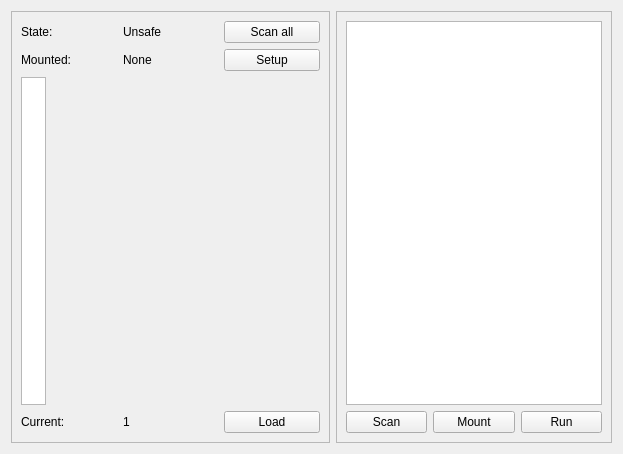
The window that roboto_gui/sample_gui.ui (rwalroth/roboto_gui) describes before a commit, drawn with Qt 5.
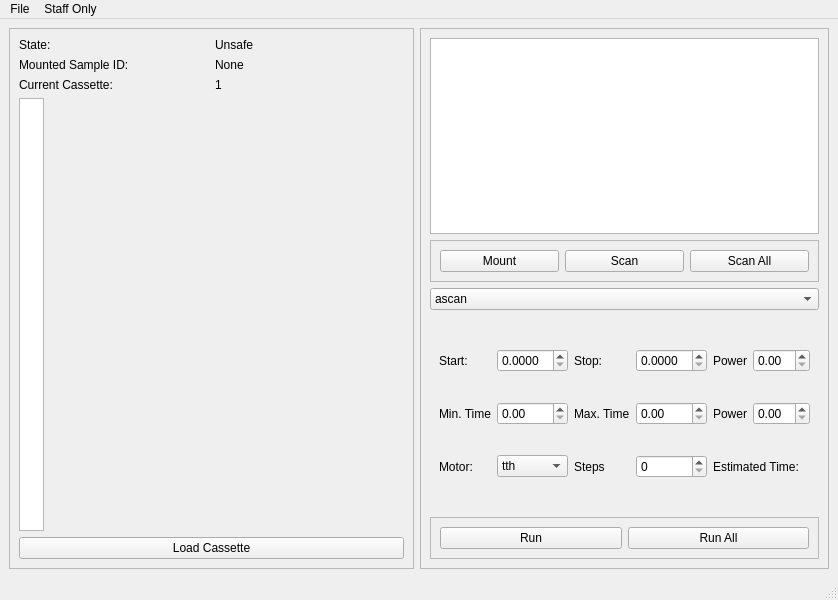
The same window after the commit. The open tabs and pages were chosen to show the change.

```diff
--- a/roboto_gui/sample_gui.ui
+++ b/roboto_gui/sample_gui.ui
@@ -1,18 +1,19 @@
 <?xml version="1.0" encoding="UTF-8"?>
 <ui version="4.0">
- <class>Form</class>
- <widget class="QWidget" name="Form">
+ <class>MainWindow</class>
+ <widget class="QMainWindow" name="MainWindow">
   <property name="geometry">
    <rect>
     <x>0</x>
     <y>0</y>
-    <width>623</width>
-    <height>454</height>
+    <width>838</width>
+    <height>600</height>
    </rect>
   </property>
   <property name="windowTitle">
-   <string>Form</string>
+   <string>MainWindow</string>
   </property>
+  <widget class="QWidget" name="centralwidget">
   <layout class="QHBoxLayout" name="horizontalLayout">
    <item>
     <widget class="QFrame" name="leftFrame">
@@ -28,7 +29,7 @@
         <property name="maximumSize">
          <size>
           <width>16777215</width>
-          <height>50</height>
+           <height>75</height>
          </size>
         </property>
         <property name="frameShape">
@@ -53,10 +54,10 @@
          <property name="bottomMargin">
           <number>0</number>
          </property>
-         <item row="0" column="0">
-          <widget class="QLabel" name="label">
+          <item row="1" column="0">
+           <widget class="QLabel" name="label_4">
            <property name="text">
-            <string>State:</string>
+             <string>Mounted Sample ID:</string>
            </property>
           </widget>
          </item>
@@ -67,10 +68,24 @@
            </property>
           </widget>
          </item>
-         <item row="1" column="0">
-          <widget class="QLabel" name="label_4">
+          <item row="2" column="0">
+           <widget class="QLabel" name="label_3">
            <property name="text">
-            <string>Mounted:</string>
+             <string>Current Cassette:</string>
+            </property>
+           </widget>
+          </item>
+          <item row="2" column="1">
+           <widget class="QLabel" name="currentCassetteLabel">
+            <property name="text">
+             <string>1</string>
+            </property>
+           </widget>
+          </item>
+          <item row="0" column="0">
+           <widget class="QLabel" name="label">
+            <property name="text">
+             <string>State:</string>
            </property>
           </widget>
          </item>
@@ -81,20 +96,6 @@
            </property>
           </widget>
          </item>
-         <item row="1" column="2">
-          <widget class="QPushButton" name="setupButton">
-           <property name="text">
-            <string>Setup</string>
-           </property>
-          </widget>
-         </item>
-         <item row="0" column="2">
-          <widget class="QPushButton" name="scanAllButton">
-           <property name="text">
-            <string>Scan all</string>
-           </property>
-          </widget>
-         </item>
         </layout>
        </widget>
       </item>
@@ -141,24 +142,10 @@
          <property name="bottomMargin">
           <number>0</number>
          </property>
-         <item>
-          <widget class="QLabel" name="label_3">
-           <property name="text">
-            <string>Current:</string>
-           </property>
-          </widget>
-         </item>
-         <item>
-          <widget class="QLabel" name="currentCassetteLabel">
-           <property name="text">
-            <string>1</string>
-           </property>
-          </widget>
-         </item>
          <item>
           <widget class="QPushButton" name="loadButton">
            <property name="text">
-            <string>Load</string>
+             <string>Load Cassette</string>
            </property>
           </widget>
          </item>
@@ -177,38 +164,341 @@
       <enum>QFrame::Raised</enum>
      </property>
      <layout class="QGridLayout" name="gridLayout">
-      <item row="0" column="0" colspan="3">
+       <item row="2" column="1">
+        <widget class="QComboBox" name="scanComboBox">
+         <item>
+          <property name="text">
+           <string>ascan</string>
+          </property>
+         </item>
+         <item>
+          <property name="text">
+           <string>pscan</string>
+          </property>
+         </item>
+        </widget>
+       </item>
+       <item row="1" column="1">
+        <widget class="QFrame" name="frame">
+         <property name="frameShape">
+          <enum>QFrame::StyledPanel</enum>
+         </property>
+         <property name="frameShadow">
+          <enum>QFrame::Raised</enum>
+         </property>
+         <layout class="QHBoxLayout" name="horizontalLayout_2">
+          <item>
+           <widget class="QPushButton" name="mountButton">
+            <property name="text">
+             <string>Mount</string>
+            </property>
+           </widget>
+          </item>
+          <item>
+           <widget class="QPushButton" name="scanButton">
+            <property name="text">
+             <string>Scan</string>
+            </property>
+           </widget>
+          </item>
+          <item>
+           <widget class="QPushButton" name="scanAllButton">
+            <property name="text">
+             <string>Scan All</string>
+            </property>
+           </widget>
+          </item>
+         </layout>
+        </widget>
+       </item>
+       <item row="0" column="1">
        <widget class="QTextEdit" name="metaDataText">
         <property name="readOnly">
          <bool>true</bool>
         </property>
        </widget>
       </item>
-      <item row="1" column="0">
-       <widget class="QPushButton" name="scanButton">
-        <property name="text">
-         <string>Scan</string>
-        </property>
-       </widget>
-      </item>
-      <item row="1" column="1">
-       <widget class="QPushButton" name="mountButton">
-        <property name="text">
-         <string>Mount</string>
-        </property>
-       </widget>
-      </item>
-      <item row="1" column="2">
+       <item row="4" column="1">
+        <widget class="QFrame" name="frame_3">
+         <property name="frameShape">
+          <enum>QFrame::StyledPanel</enum>
+         </property>
+         <property name="frameShadow">
+          <enum>QFrame::Raised</enum>
+         </property>
+         <layout class="QHBoxLayout" name="horizontalLayout_4">
+          <item>
        <widget class="QPushButton" name="runButton">
         <property name="text">
          <string>Run</string>
         </property>
        </widget>
       </item>
+          <item>
+           <widget class="QPushButton" name="runAllButton">
+            <property name="text">
+             <string>Run All</string>
+            </property>
+           </widget>
+          </item>
      </layout>
     </widget>
    </item>
-  </layout>
+       <item row="3" column="1">
+        <widget class="QStackedWidget" name="scanStack">
+         <property name="currentIndex">
+          <number>0</number>
+         </property>
+         <widget class="QWidget" name="page_3">
+          <layout class="QGridLayout" name="gridLayout_4">
+           <item row="0" column="0">
+            <widget class="QLabel" name="label_2">
+             <property name="text">
+              <string>Motor</string>
+             </property>
+            </widget>
+           </item>
+           <item row="0" column="1">
+            <widget class="QComboBox" name="motorSelectorA">
+             <item>
+              <property name="text">
+               <string>tth</string>
+              </property>
+             </item>
+            </widget>
+           </item>
+           <item row="0" column="2">
+            <widget class="QLabel" name="label_5">
+             <property name="text">
+              <string>Start</string>
+             </property>
+            </widget>
+           </item>
+           <item row="0" column="3">
+            <widget class="QDoubleSpinBox" name="startSpinBoxA">
+             <property name="decimals">
+              <number>4</number>
+             </property>
+             <property name="minimum">
+              <double>-180.000000000000000</double>
+             </property>
+             <property name="maximum">
+              <double>180.000000000000000</double>
+             </property>
+            </widget>
+           </item>
+           <item row="0" column="4">
+            <widget class="QLabel" name="label_6">
+             <property name="text">
+              <string>Stop</string>
+             </property>
+            </widget>
+           </item>
+           <item row="0" column="5">
+            <widget class="QDoubleSpinBox" name="stopSpinBoxA">
+             <property name="decimals">
+              <number>4</number>
+             </property>
+             <property name="minimum">
+              <double>-180.000000000000000</double>
+             </property>
+             <property name="maximum">
+              <double>180.000000000000000</double>
+             </property>
+            </widget>
+           </item>
+           <item row="1" column="0">
+            <widget class="QLabel" name="label_7">
+             <property name="text">
+              <string>Steps</string>
+             </property>
+            </widget>
+           </item>
+           <item row="1" column="1">
+            <widget class="QSpinBox" name="stepsSpinBoxA"/>
+           </item>
+           <item row="1" column="2">
+            <widget class="QLabel" name="label_8">
+             <property name="text">
+              <string>Time</string>
+             </property>
+            </widget>
+           </item>
+           <item row="1" column="3">
+            <widget class="QDoubleSpinBox" name="timeSpinBoxA"/>
+           </item>
+           <item row="1" column="4" colspan="2">
+            <widget class="QLabel" name="estimatedTimeA">
+             <property name="text">
+              <string>Estimated time:</string>
+             </property>
+            </widget>
+           </item>
+          </layout>
+         </widget>
+         <widget class="QWidget" name="page_4">
+          <layout class="QGridLayout" name="gridLayout_5">
+           <item row="3" column="5">
+            <widget class="QLabel" name="label_15">
+             <property name="text">
+              <string>Power</string>
+             </property>
+            </widget>
+           </item>
+           <item row="4" column="2">
+            <widget class="QComboBox" name="motorSelectorP">
+             <item>
+              <property name="text">
+               <string>tth</string>
+              </property>
+             </item>
+            </widget>
+           </item>
+           <item row="3" column="3">
+            <widget class="QLabel" name="label_14">
+             <property name="text">
+              <string>Max. Time</string>
+             </property>
+            </widget>
+           </item>
+           <item row="3" column="4">
+            <widget class="QDoubleSpinBox" name="maxTimeP"/>
+           </item>
+           <item row="0" column="4">
+            <widget class="QDoubleSpinBox" name="stopSpinBoxP">
+             <property name="decimals">
+              <number>4</number>
+             </property>
+            </widget>
+           </item>
+           <item row="4" column="4">
+            <widget class="QSpinBox" name="stepsSpinBoxP">
+             <property name="maximum">
+              <number>1000</number>
+             </property>
+            </widget>
+           </item>
+           <item row="3" column="2">
+            <widget class="QDoubleSpinBox" name="minTimeP"/>
+           </item>
+           <item row="0" column="3">
+            <widget class="QLabel" name="label_11">
+             <property name="text">
+              <string>Stop:</string>
+             </property>
+            </widget>
+           </item>
+           <item row="4" column="3">
+            <widget class="QLabel" name="label_16">
+             <property name="text">
+              <string>Steps</string>
+             </property>
+            </widget>
+           </item>
+           <item row="0" column="5">
+            <widget class="QLabel" name="label_12">
+             <property name="text">
+              <string>Power</string>
+             </property>
+            </widget>
+           </item>
+           <item row="0" column="2">
+            <widget class="QDoubleSpinBox" name="startSpinBoxP">
+             <property name="decimals">
+              <number>4</number>
+             </property>
+            </widget>
+           </item>
+           <item row="0" column="1">
+            <widget class="QLabel" name="label_10">
+             <property name="text">
+              <string>Start:</string>
+             </property>
+            </widget>
+           </item>
+           <item row="3" column="1">
+            <widget class="QLabel" name="label_13">
+             <property name="text">
+              <string>Min. Time</string>
+             </property>
+            </widget>
+           </item>
+           <item row="4" column="1">
+            <widget class="QLabel" name="label_9">
+             <property name="text">
+              <string>Motor:</string>
+             </property>
+            </widget>
+           </item>
+           <item row="4" column="5" colspan="2">
+            <widget class="QLabel" name="estimatedTimeP">
+             <property name="text">
+              <string>Estimated Time:</string>
+             </property>
+            </widget>
+           </item>
+           <item row="0" column="6">
+            <widget class="QDoubleSpinBox" name="stepPowerP"/>
+           </item>
+           <item row="3" column="6">
+            <widget class="QDoubleSpinBox" name="timePowerP"/>
+           </item>
+          </layout>
+         </widget>
+        </widget>
+       </item>
+      </layout>
+     </widget>
+    </item>
+   </layout>
+  </widget>
+  <widget class="QMenuBar" name="menubar">
+   <property name="geometry">
+    <rect>
+     <x>0</x>
+     <y>0</y>
+     <width>838</width>
+     <height>21</height>
+    </rect>
+   </property>
+   <widget class="QMenu" name="menuFile">
+    <property name="title">
+     <string>File</string>
+    </property>
+    <addaction name="actionLoadMetadata"/>
+    <addaction name="actionSavePath"/>
+    <addaction name="actionSetSpecFile"/>
+   </widget>
+   <widget class="QMenu" name="menuStaff_Only">
+    <property name="title">
+     <string>Staff Only</string>
+    </property>
+    <addaction name="actionSetup"/>
+   </widget>
+   <addaction name="menuFile"/>
+   <addaction name="menuStaff_Only"/>
+  </widget>
+  <widget class="QStatusBar" name="statusbar"/>
+  <action name="actionSetup">
+   <property name="text">
+    <string>Setup</string>
+   </property>
+  </action>
+  <action name="actionLoadMetadata">
+   <property name="text">
+    <string>Load Metadata</string>
+   </property>
+  </action>
+  <action name="actionSavePath">
+   <property name="text">
+    <string>Set PD Save Path</string>
+   </property>
+  </action>
+  <action name="actionSetSpecFile">
+   <property name="text">
+    <string>Set Spec File</string>
+   </property>
+  </action>
  </widget>
  <resources/>
  <connections/>
```
Left out of the diff: 19 changed lines with no effect on the pictures. Lines whose indentation alone changed are shown as unchanged.
